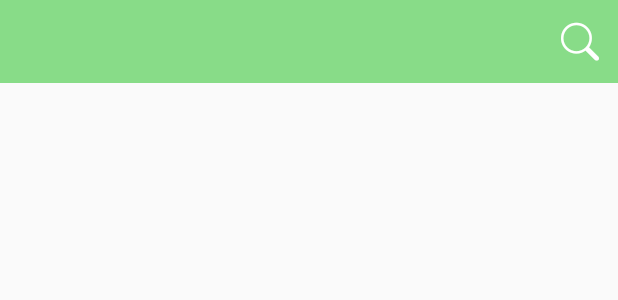
After one commit to MatthewDevelop/MyApp, an Android app: the layout layout_top_wan_android.xml on its own in the app's theme, with its tools: preview values and no code run, on a phone screen of 412 x 824 dp. The commit adds this screen. Shown: the top 300 px of the screen. Run offline under Robolectric (Android 15) with nearby library versions, the phone set to English and light mode, and no system bars.

Commit message:
增加玩安卓菜单项，并添加玩安卓主界面，新增字符图标

```diff
--- a/app/src/main/AndroidManifest.xml
+++ b/app/src/main/AndroidManifest.xml
@@ -14,7 +14,8 @@
         android:label="@string/app_name"
         android:roundIcon="@mipmap/ic_launcher_round"
         android:supportsRtl="true"
-        android:theme="@style/AppTheme">
+        android:theme="@style/AppTheme"
+        android:name=".app.App">
         <activity
             android:name=".activity.SplashActivity"
             android:theme="@style/Theme.AppCompat.NoActionBar">
@@ -41,6 +42,8 @@
             </intent-filter>
         </receiver>
         <activity android:name=".activity.ContactActivity"/>
+
+        <activity android:theme="@style/AppThemeNoTitle" android:name=".ui.activity.WanAndroidActivity"/>
     </application>
 
 </manifest>
--- /dev/null
+++ b/app/src/main/java/cn/foxconn/matthew/mobilesafe/widget/FontTextView.java
@@ -0,0 +1,41 @@
+package cn.foxconn.matthew.mobilesafe.widget;
+
+import android.content.Context;
+import android.graphics.Typeface;
+import android.support.annotation.Nullable;
+import android.util.AttributeSet;
+import android.widget.TextView;
+
+/**
+ * @author:Matthew
+ * @date:2018/3/3
+ * @email:guocheng0816@163.com
+ */
+
+public class FontTextView extends android.support.v7.widget.AppCompatTextView {
+    public FontTextView(Context context) {
+        super(context);
+        init(context);
+    }
+
+    public FontTextView(Context context, @Nullable AttributeSet attrs) {
+        super(context, attrs);
+        init(context);
+    }
+
+    public FontTextView(Context context, @Nullable AttributeSet attrs, int defStyleAttr) {
+        super(context, attrs, defStyleAttr);
+        init(context);
+    }
+
+    /**
+     * 初始化
+     * @param context
+     */
+    private void init(Context context) {
+        Typeface font=Typeface.createFromAsset(context.getAssets(),"iconfont.ttf");
+        this.setTypeface(font);
+    }
+
+
+}
--- /dev/null
+++ b/app/src/main/res/layout/layout_top_wan_android.xml
@@ -0,0 +1,26 @@
+<?xml version="1.0" encoding="utf-8"?>
+<LinearLayout xmlns:android="http://schemas.android.com/apk/res/android"
+    android:layout_width="match_parent"
+    android:layout_height="55dp"
+    android:orientation="horizontal"
+    android:background="@color/main">
+
+    <View
+        android:layout_width="0dp"
+        android:layout_height="wrap_content"
+        android:layout_weight="1"/>
+
+    <cn.foxconn.matthew.mobilesafe.widget.FontTextView
+        android:id="@+id/ft_hot"
+        style="@style/top_bar_icon_style"
+        android:text="@string/ic_hot"
+        android:visibility="invisible"/>
+
+    <cn.foxconn.matthew.mobilesafe.widget.FontTextView
+        android:id="@+id/ft_search"
+        style="@style/top_bar_icon_style"
+        android:text="@string/ic_search"
+        />
+
+
+</LinearLayout>
--- a/app/src/main/res/values/colors.xml
+++ b/app/src/main/res/values/colors.xml
@@ -149,4 +149,8 @@
     <color name="darkblue">#00008b</color> <!-- 暗蓝色 -->
     <color name="navy">#000080</color> <!-- 海军色 -->
     <color name="black">#000000</color> <!-- 黑色 -->
+    <color name="main">#88dc88</color> <!-- 亮绿色 -->
+    <color name="line">#e9efe9</color>
+    <color name="tab_bar_normal">#c3c9c3</color>
+    <color name="tab_bar_selected">#88dc88</color> <!-- 亮绿色 -->
 </resources>
--- a/app/src/main/res/values/styles.xml
+++ b/app/src/main/res/values/styles.xml
@@ -7,6 +7,26 @@
         <item name="colorPrimaryDark">@color/colorPrimaryDark</item>
         <item name="colorAccent">@color/colorAccent</item>
     </style>
+
+    <style name="AppThemeNoTitle" parent="Theme.AppCompat.Light.NoActionBar">
+        <!-- Customize your theme here. -->
+        <item name="colorPrimary">@color/colorPrimary</item>
+        <item name="colorPrimaryDark">@color/colorPrimaryDark</item>
+        <item name="colorAccent">@color/colorAccent</item>
+        <!--去掉系统默认的标题栏-->
+        <item name="windowNoTitle">true</item>
+        <item name="windowActionBar">false</item>
+        <!--activity切换样式-->
+        <!--<item name="android:windowAnimationStyle">@style/activityAnimation</item>-->
+    </style>
+
+    <!-- animation 样式 -->
+    <!--<style name="activityAnimation" parent="@android:style/Animation">
+        <item name="android:activityOpenEnterAnimation">@anim/slide_right_in</item>
+        <item name="android:activityOpenExitAnimation">@anim/slide_left_out</item>
+        <item name="android:activityCloseEnterAnimation">@anim/slide_left_in</item>
+        <item name="android:activityCloseExitAnimation">@anim/slide_right_out</item>
+    </style>-->
 
     <style name="TitleStyle">
         <item name="android:layout_width">match_parent</item>
@@ -49,4 +69,13 @@
         <item name="android:text">上一步</item>
         <item name="android:background">@drawable/bt_next_selector</item>
     </style>
+
+    <!--topbar iconfont style-->
+    <style name="top_bar_icon_style" >
+        <item name="android:layout_width">50dp</item>
+        <item name="android:layout_height">match_parent</item>
+        <item name="android:gravity">center</item>
+        <item name="android:textColor">@color/white</item>
+        <item name="android:textSize">25sp</item>
+    </style>
 </resources>
```
Also changed, not shown: app/src/main/java/cn/foxconn/matthew/mobilesafe/activity/MainActivity.java (+7 -2 lines), app/src/main/java/cn/foxconn/matthew/mobilesafe/app/App.java (added, +40 -0 lines), app/src/main/java/cn/foxconn/matthew/mobilesafe/ui/activity/WanAndroidActivity.java (added, +104 -0 lines), app/src/main/java/cn/foxconn/matthew/mobilesafe/ui/base/BaseActivity.java (added, +85 -0 lines), app/src/main/java/cn/foxconn/matthew/mobilesafe/ui/base/BasePresenter.java (added, +34 -0 lines), app/src/main/java/cn/foxconn/matthew/mobilesafe/utils/UIUtil.java (added, +43 -0 lines), app/src/main/res/layout/activity_wan_android.xml (added, +105 -0 lines), app/src/main/res/values/strings.xml (+17 -0 lines), app/src/main/assets/iconfont.ttf (added), app/src/main/res/drawable-hdpi/ic_launcher_round.png (added), app/src/main/res/drawable-hdpi/wan_android.png (added).
